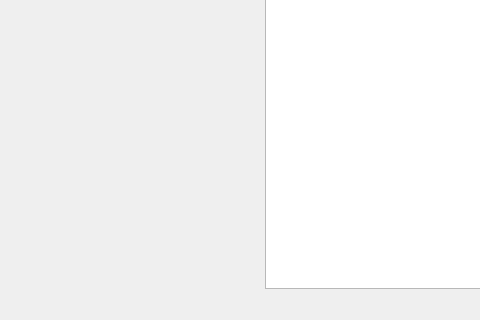
Qt form res/window.ui (Jerakin/Moxsafe) before a commit; both pictures show x 0 to 480 and y 443 to 763 of the 902 by 763 pixel window.
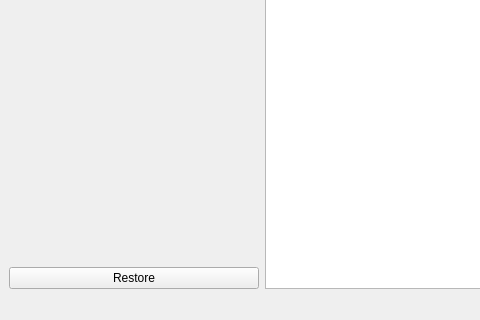
The same form after that commit.

Patch:
```diff
--- a/res/window.ui
+++ b/res/window.ui
@@ -83,6 +83,19 @@
         </item>
        </layout>
       </item>
+      <item row="5" column="0">
+       <widget class="QPushButton" name="pushButton">
+        <property name="text">
+         <string>Restore</string>
+        </property>
+       </widget>
+      </item>
+      <item row="1" column="1" rowspan="5">
+       <widget class="QListView" name="card_list"/>
+      </item>
+      <item row="2" column="2" rowspan="4">
+       <widget class="QListView" name="deck_history"/>
+      </item>
      </layout>
     </item>
    </layout>
```
Left out of the diff: 8 changed lines with no effect on the pictures.
